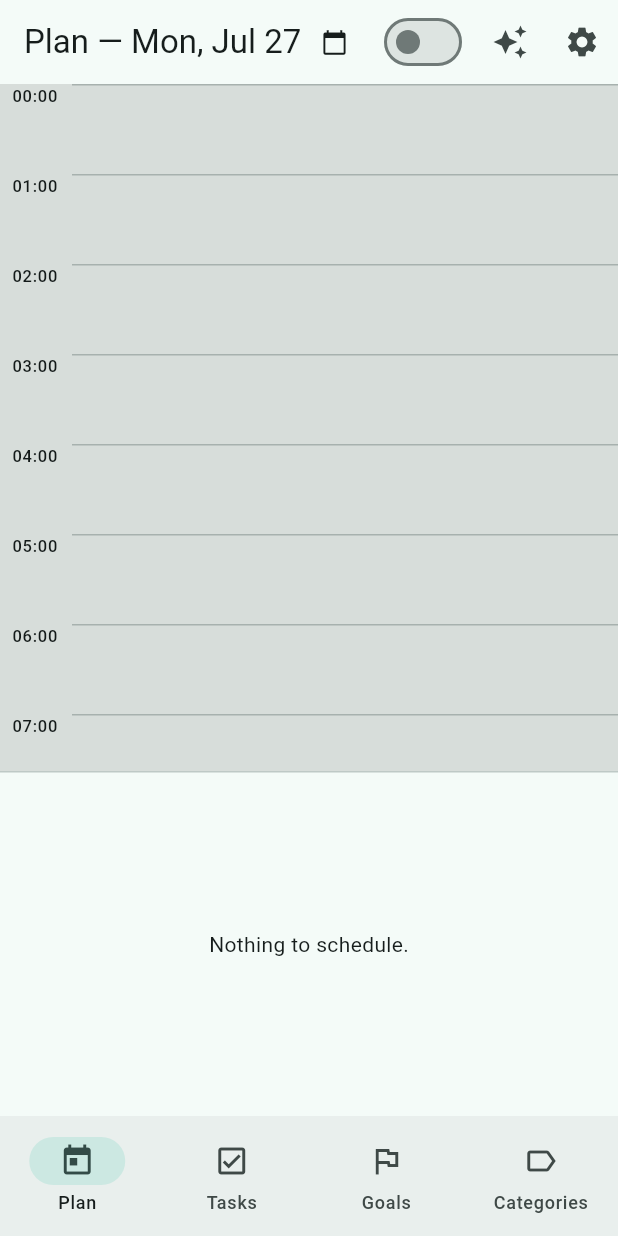
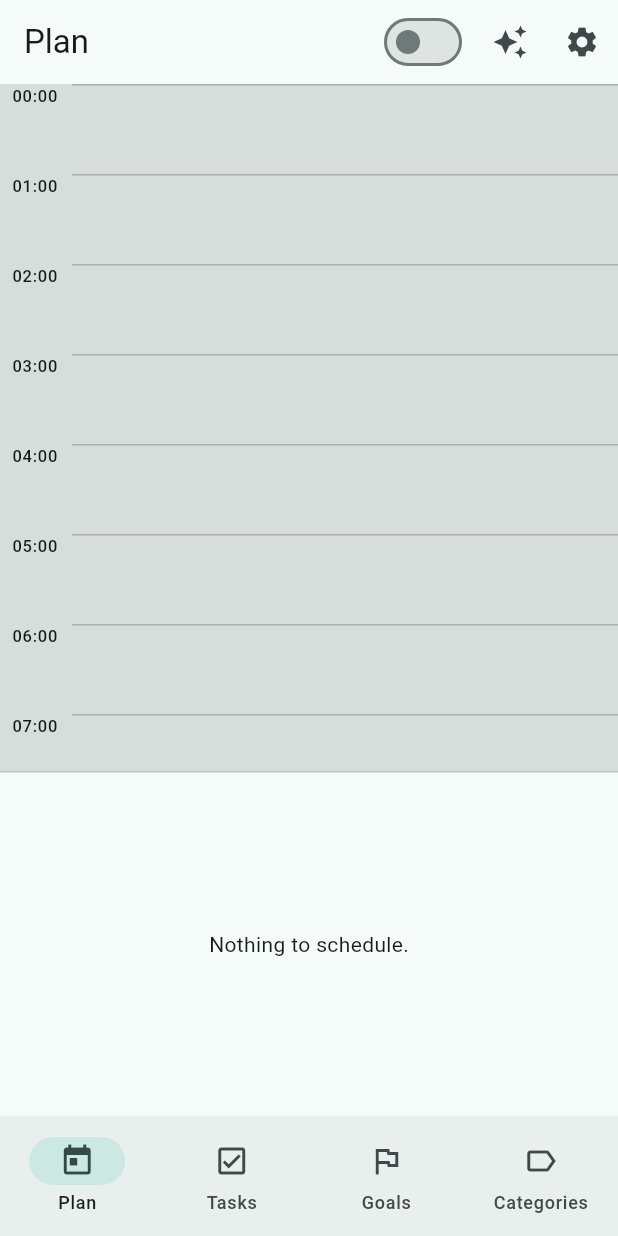
Before and after one commit to federicomassa/task_buddy, a Flutter app: the screen it shows once a user with an empty profile is signed in, on a phone screen of 412 x 824 dp. Run offline on Flutter 3.47's test engine with Material 3 defaults, Android fonts, the phone set to English and light mode, and no system bars; our stand-ins replace cloud_firestore, firebase_auth, firebase_core, fl_chart, flutter_local_notifications, flutter_riverpod and 2 more; accounts and stored records are empty.

Commit message:
Simplify Plan screen title to just 'Plan'
Remove the date display from AppBar title and the unused _selectDate method.
The date picker functionality is still available but not shown in the title.

```diff
--- a/lib/features/plan/plan_screen.dart
+++ b/lib/features/plan/plan_screen.dart
@@ -1,6 +1,5 @@
 import 'package:flutter/material.dart';
 import 'package:flutter_riverpod/flutter_riverpod.dart';
-import 'package:intl/intl.dart';
 
 import '../../providers/app_providers.dart';
 import '../../widgets/settings_button.dart';
@@ -13,47 +12,15 @@ class PlanScreen extends ConsumerWidget {
 
   static const double _wideBreakpoint = 600;
 
-  void _selectDate(BuildContext context, WidgetRef ref) async {
-    final selectedDate = ref.read(selectedPlanDateProvider);
-    final picked = await showDatePicker(
-      context: context,
-      initialDate: selectedDate,
-      firstDate: DateTime(2000),
-      lastDate: DateTime(2100),
-    );
-    if (picked != null) {
-      ref.read(selectedPlanDateProvider.notifier).setDate(picked);
-    }
-  }
-
   @override
   Widget build(BuildContext context, WidgetRef ref) {
     final selectedDate = ref.watch(selectedPlanDateProvider);
     final isWide = MediaQuery.sizeOf(context).width >= _wideBreakpoint;
     final allowOverlap = ref.watch(allowOverlapProvider);
-    final dateFormatted = DateFormat('EEE, MMM d').format(selectedDate);
 
     return Scaffold(
       appBar: AppBar(
-        title: GestureDetector(
-          onTap: () => _selectDate(context, ref),
-          child: SizedBox(
-            width: double.infinity,
-            child: Row(
-              mainAxisSize: MainAxisSize.max,
-              children: [
-                Expanded(
-                  child: Text(
-                    'Plan — $dateFormatted',
-                    overflow: TextOverflow.ellipsis,
-                  ),
-                ),
-                const SizedBox(width: 8),
-                const Icon(Icons.calendar_today, size: 18),
-              ],
-            ),
-          ),
-        ),
+        title: const Text('Plan'),
         actions: [
           Tooltip(
             message: 'Allow overlapping tasks',
```
